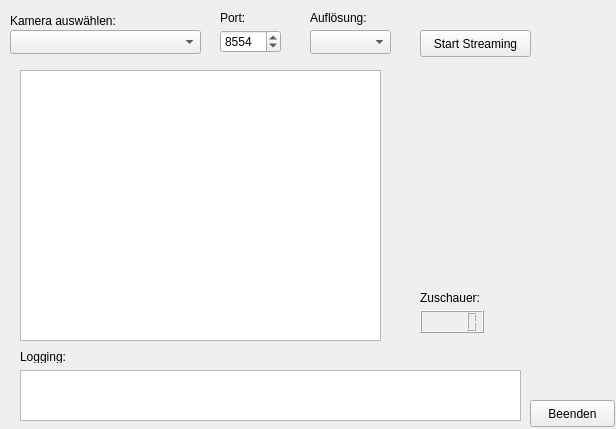
This is gui/mainwindow.ui in unicorny/OpenLive4Cam as Qt 5 draws it before an edit. The edited form follows.
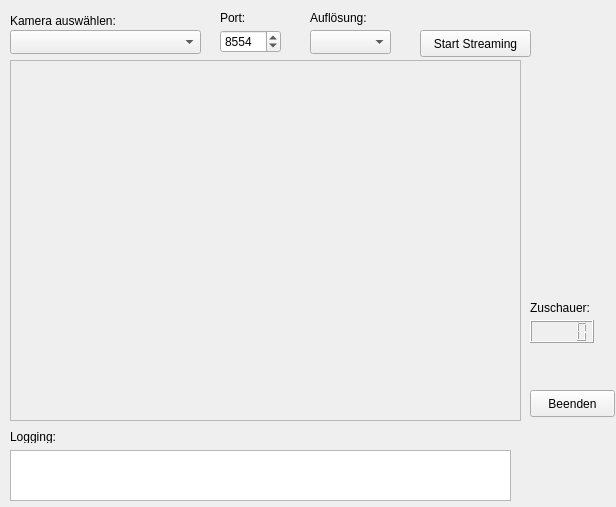
This is the edited form. Icons and pictures are not drawn. Custom widgets are drawn as their Qt base class.

Diff of the .ui file:
```diff
--- a/gui/mainwindow.ui
+++ b/gui/mainwindow.ui
@@ -7,7 +7,7 @@
     <x>0</x>
     <y>0</y>
     <width>616</width>
-    <height>429</height>
+    <height>507</height>
    </rect>
   </property>
   <property name="windowTitle">
@@ -22,7 +22,7 @@
     <property name="geometry">
      <rect>
       <x>530</x>
-      <y>400</y>
+      <y>390</y>
       <width>85</width>
       <height>27</height>
      </rect>
@@ -125,21 +125,11 @@
      <string>Start Streaming</string>
     </property>
    </widget>
-   <widget class="QGraphicsView" name="graphicsView">
-    <property name="geometry">
-     <rect>
-      <x>20</x>
-      <y>70</y>
-      <width>361</width>
-      <height>271</height>
-     </rect>
-    </property>
-   </widget>
    <widget class="QLCDNumber" name="lcdNumber">
     <property name="geometry">
      <rect>
-      <x>420</x>
-      <y>310</y>
+      <x>530</x>
+      <y>320</y>
       <width>64</width>
       <height>23</height>
      </rect>
@@ -148,8 +138,8 @@
    <widget class="QLabel" name="label_4">
     <property name="geometry">
      <rect>
-      <x>420</x>
-      <y>290</y>
+      <x>530</x>
+      <y>300</y>
       <width>71</width>
       <height>16</height>
      </rect>
@@ -164,8 +154,8 @@
     </property>
     <property name="geometry">
      <rect>
-      <x>20</x>
-      <y>370</y>
+      <x>10</x>
+      <y>450</y>
       <width>501</width>
       <height>51</height>
      </rect>
@@ -177,8 +167,8 @@
    <widget class="QLabel" name="label_5">
     <property name="geometry">
      <rect>
-      <x>20</x>
-      <y>350</y>
+      <x>10</x>
+      <y>430</y>
       <width>52</width>
       <height>13</height>
      </rect>
@@ -187,9 +177,68 @@
      <string>Logging:</string>
     </property>
    </widget>
+   <widget class="QScrollArea" name="scrollArea">
+    <property name="geometry">
+     <rect>
+      <x>10</x>
+      <y>60</y>
+      <width>511</width>
+      <height>361</height>
+     </rect>
+    </property>
+    <property name="verticalScrollBarPolicy">
+     <enum>Qt::ScrollBarAsNeeded</enum>
+    </property>
+    <property name="horizontalScrollBarPolicy">
+     <enum>Qt::ScrollBarAsNeeded</enum>
+    </property>
+    <property name="widgetResizable">
+     <bool>false</bool>
+    </property>
+    <widget class="QWidget" name="scrollAreaWidgetContents">
+     <property name="geometry">
+      <rect>
+       <x>0</x>
+       <y>0</y>
+       <width>509</width>
+       <height>349</height>
+      </rect>
+     </property>
+     <property name="sizePolicy">
+      <sizepolicy hsizetype="Expanding" vsizetype="Preferred">
+       <horstretch>0</horstretch>
+       <verstretch>0</verstretch>
+      </sizepolicy>
+     </property>
+     <widget class="VideoView" name="Picture" native="true">
+      <property name="geometry">
+       <rect>
+        <x>0</x>
+        <y>0</y>
+        <width>511</width>
+        <height>361</height>
+       </rect>
+      </property>
+      <property name="sizePolicy">
+       <sizepolicy hsizetype="Expanding" vsizetype="Expanding">
+        <horstretch>0</horstretch>
+        <verstretch>0</verstretch>
+       </sizepolicy>
+      </property>
+     </widget>
+    </widget>
+   </widget>
   </widget>
  </widget>
  <layoutdefault spacing="6" margin="11"/>
+ <customwidgets>
+  <customwidget>
+   <class>VideoView</class>
+   <extends>QWidget</extends>
+   <header>videoview.h</header>
+   <container>1</container>
+  </customwidget>
+ </customwidgets>
  <resources/>
  <connections>
   <connection>
```
